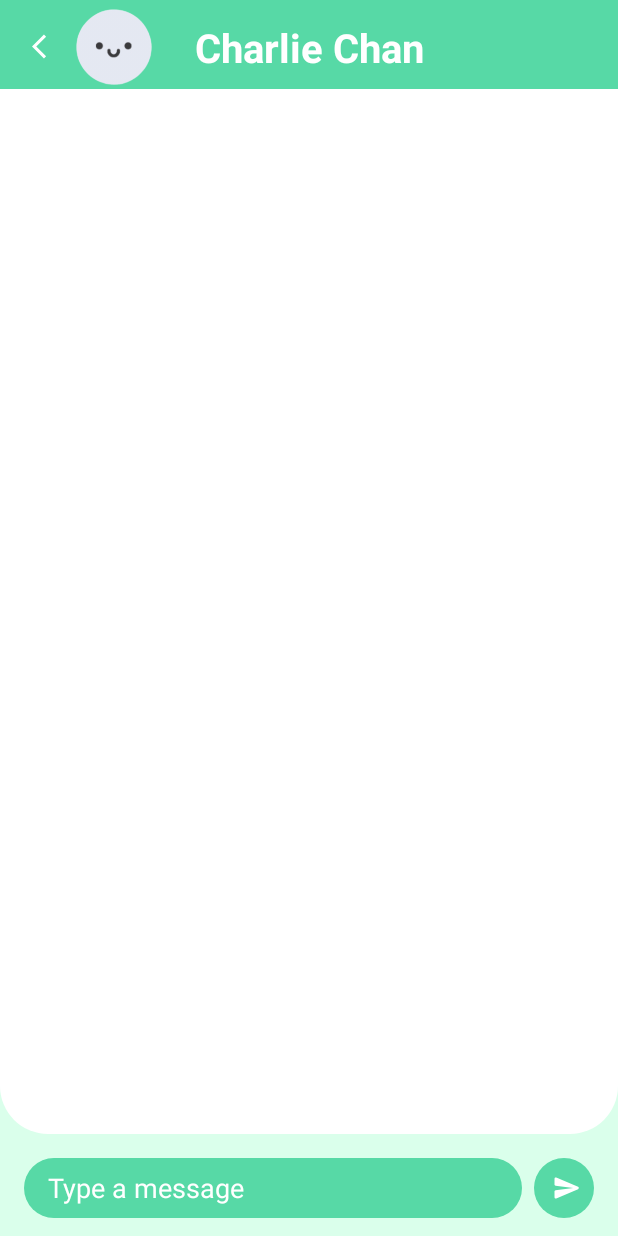
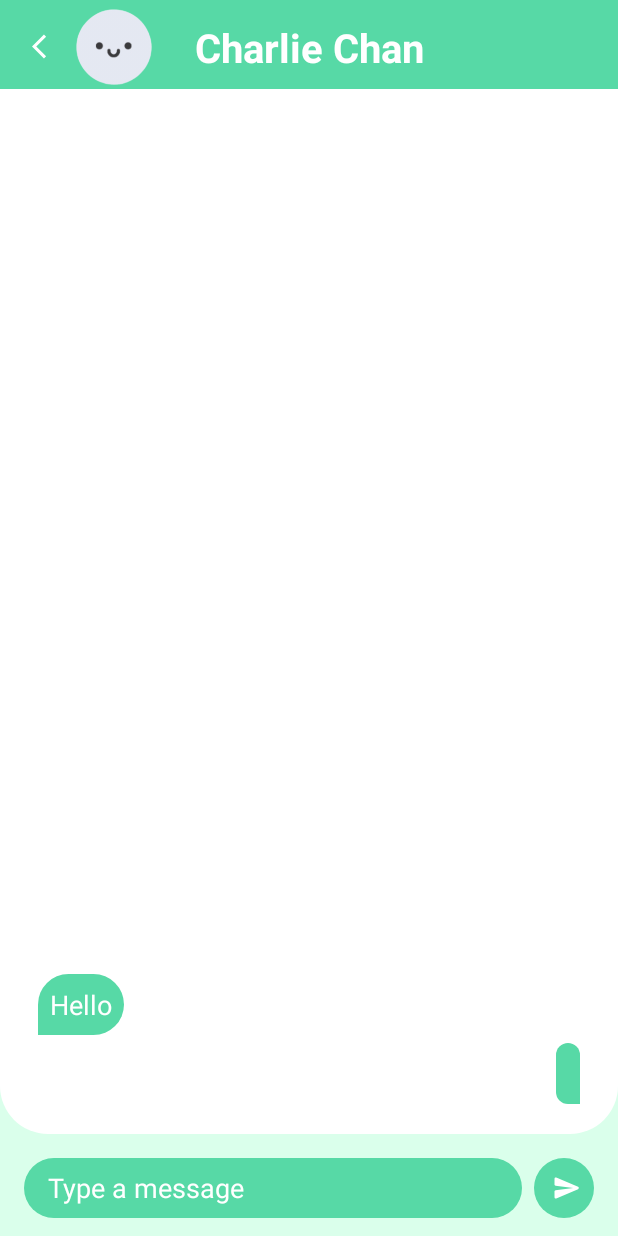
Before and after one commit to timmychan823/comp3330project, an Android app built with Jetpack Compose: the ChatActivity screen opened directly, with no data from a screen before it, after a tap on an icon or button, on a phone screen of 412 x 824 dp. Run offline under Robolectric (Android 15) with nearby library versions, the phone set to English and light mode, and no system bars.

Commit message:
Added sent chatroom

```diff
--- a/app/src/main/java/com/example/ricelegfinder/ChatActivity.kt
+++ b/app/src/main/java/com/example/ricelegfinder/ChatActivity.kt
@@ -6,6 +6,8 @@ import android.os.Bundle
 import android.widget.EditText
 import androidx.activity.ComponentActivity
 import androidx.appcompat.widget.AppCompatImageView
+import androidx.core.content.ContentProviderCompat.requireContext
+import androidx.recyclerview.widget.RecyclerView
 
 class ChatActivity : ComponentActivity() {
 
@@ -17,6 +19,14 @@ class ChatActivity : ComponentActivity() {
         val imageBack: AppCompatImageView = findViewById(R.id.imageBack)
         val inputMessage: EditText = findViewById(R.id.inputMessage)
         val ic_send: AppCompatImageView = findViewById(R.id.sendButton)
+        val recyclerView: RecyclerView = findViewById(R.id.chatRecyclerView)
+
+        val items:ArrayList<Item> = arrayListOf()
+        items.add( Item("Hello","Received"))
+
+        recyclerView.adapter =  MyAdapter(applicationContext,items)
+
+
 
         imageBack.setOnClickListener{
             val intent = Intent(this@ChatActivity, MainActivity::class.java)
@@ -24,7 +34,11 @@ class ChatActivity : ComponentActivity() {
         }
 
         ic_send.setOnClickListener{
+            items.add(Item(inputMessage!!.text.toString(),"Sent"))
+
+            recyclerView.adapter =  MyAdapter(applicationContext,items)
             inputMessage.setText("")
+
         }
 
 
--- /dev/null
+++ b/app/src/main/java/com/example/ricelegfinder/Item.java
@@ -0,0 +1,31 @@
+package com.example.ricelegfinder;
+
+public class Item {
+
+    String message;
+    String type;
+
+    public String getType() {
+        return type;
+    }
+
+    public void setType(String type) {
+        this.type = type;
+    }
+
+
+
+    public Item(String message, String type){
+        this.message=message;
+        this.type = type;
+    }
+
+
+    public String getMessage() {
+        return message;
+    }
+
+    public void setMessage(String message) {
+        this.message = message;
+    }
+}
--- /dev/null
+++ b/app/src/main/java/com/example/ricelegfinder/MyAdapter.java
@@ -0,0 +1,55 @@
+package com.example.ricelegfinder;
+
+
+import android.util.Log;
+import android.content.Context;
+import android.view.LayoutInflater;
+import android.view.View;
+import android.view.ViewGroup;
+
+import java.util.ArrayList;
+import java.util.List;
+
+import androidx.annotation.NonNull;
+import androidx.recyclerview.widget.RecyclerView;
+
+public class MyAdapter extends RecyclerView.Adapter<MyViewHolder> {
+
+
+    Context context;
+    ArrayList<Item> items;
+
+    public MyAdapter(Context context, ArrayList<Item> items) {
+        this.context = context;
+        this.items = items;
+    }
+
+    @NonNull
+    @Override
+    public MyViewHolder onCreateViewHolder(@NonNull  ViewGroup parent, int viewType) {
+        return new MyViewHolder(LayoutInflater.from(context).inflate(R.layout.chat_message_recycler_row,parent,false));
+    }
+
+    @Override
+    public void onBindViewHolder(@NonNull  MyViewHolder holder, int position) {
+
+        if (items.get(position).getType()=="Sent"){
+            holder.leftChatLayout.setVisibility(View.GONE);
+            holder.rightChatLayout.setVisibility(View.VISIBLE);
+            holder.rightMessageView.setText(items.get(position).getMessage());
+
+            Log.d("MyAdapter", "Sent Message");
+
+        }else{
+            holder.rightChatLayout.setVisibility(View.GONE);
+            holder.leftChatLayout.setVisibility(View.VISIBLE);
+            holder.leftMessageView.setText(items.get(position).getMessage());
+        }
+
+    }
+
+    @Override
+    public int getItemCount() {
+        return items.size();
+    }
+}
--- /dev/null
+++ b/app/src/main/java/com/example/ricelegfinder/MyViewHolder.java
@@ -0,0 +1,23 @@
+package com.example.ricelegfinder;
+
+import android.view.View;
+import android.widget.TextView;
+
+import androidx.annotation.NonNull;
+import androidx.constraintlayout.widget.ConstraintLayout;
+import androidx.recyclerview.widget.RecyclerView;
+
+public class MyViewHolder extends RecyclerView.ViewHolder {
+
+
+    TextView leftMessageView,rightMessageView;
+    ConstraintLayout leftChatLayout, rightChatLayout;
+
+    public MyViewHolder(@NonNull View itemView) {
+        super(itemView);
+        leftMessageView = itemView.findViewById(R.id.left_chat_textview);
+        rightMessageView = itemView.findViewById(R.id.right_chat_textview);
+        leftChatLayout = itemView.findViewById(R.id.left_chat_layout);
+        rightChatLayout = itemView.findViewById(R.id.right_chat_layout);
+    }
+}
--- a/app/src/main/res/layout/activity_chat.xml
+++ b/app/src/main/res/layout/activity_chat.xml
@@ -96,18 +96,19 @@
     </View>
 
     <androidx.recyclerview.widget.RecyclerView
-        android:id="@+id/chatRecyclierView"
+        android:id="@+id/chatRecyclerView"
         android:layout_width="match_parent"
         android:layout_height="0dp"
         android:clipToPadding="false"
         android:orientation="vertical"
         android:overScrollMode="never"
         android:padding="20sp"
-        app:stackFromEnd="true"
-        android:visibility="gone"
+        android:visibility="visible"
         app:layoutManager="androidx.recyclerview.widget.LinearLayoutManager"
         app:layout_constraintBottom_toBottomOf="@id/viewBackground"
-        app:layout_constraintTop_toBottomOf="@id/viewSupporter">
+        app:layout_constraintTop_toBottomOf="@id/viewSupporter"
+        app:stackFromEnd="true"
+        tools:visibility="visible">
 
     </androidx.recyclerview.widget.RecyclerView>
 
--- /dev/null
+++ b/app/src/main/res/layout/chat_message_recycler_row.xml
@@ -0,0 +1,69 @@
+<?xml version="1.0" encoding="utf-8"?>
+<androidx.constraintlayout.widget.ConstraintLayout xmlns:android="http://schemas.android.com/apk/res/android"
+    xmlns:app="http://schemas.android.com/apk/res-auto"
+    xmlns:tools="http://schemas.android.com/tools"
+    android:layout_width="match_parent"
+    android:layout_height="wrap_content">
+
+    <androidx.constraintlayout.widget.ConstraintLayout
+        android:layout_width="wrap_content"
+        android:layout_height="wrap_content"
+        android:background="@drawable/background_received_message"
+        android:backgroundTint="#57D9A6"
+        android:padding="8dp"
+        android:layout_marginTop ="5dp"
+        android:layout_marginStart="5dp"
+        app:layout_constraintStart_toStartOf="parent"
+        app:layout_constraintTop_toTopOf="parent"
+        android:id="@+id/left_chat_layout"
+        >
+
+
+        <TextView
+            android:id="@+id/left_chat_textview"
+            android:layout_width="wrap_content"
+            android:layout_height="wrap_content"
+            android:text=""
+            android:textColor="@color/white"
+            android:textSize="18sp"
+            app:layout_constraintStart_toStartOf="parent"
+            app:layout_constraintTop_toTopOf="parent"
+            >
+
+        </TextView>
+
+
+
+    </androidx.constraintlayout.widget.ConstraintLayout>
+
+    <androidx.constraintlayout.widget.ConstraintLayout
+        android:layout_width="wrap_content"
+        android:layout_height="wrap_content"
+        android:background="@drawable/background_sent_message"
+        android:backgroundTint="#57D9A6"
+        android:layout_alignParentEnd="true"
+        android:padding="8dp"
+        android:layout_marginTop ="5dp"
+        android:layout_marginEnd="5dp"
+        app:layout_constraintRight_toRightOf="parent"
+        app:layout_constraintTop_toTopOf="parent"
+        android:id="@+id/right_chat_layout"
+        >
+
+        <TextView
+            android:id="@+id/right_chat_textview"
+            android:layout_width="wrap_content"
+            android:layout_height="wrap_content"
+            android:text=""
+            android:textColor="@color/white"
+            android:textSize="18sp"
+            app:layout_constraintEnd_toEndOf="parent"
+            app:layout_constraintTop_toTopOf="parent"
+            >
+
+        </TextView>
+
+    </androidx.constraintlayout.widget.ConstraintLayout>
+
+
+</androidx.constraintlayout.widget.ConstraintLayout>
--- a/app/src/main/res/layout/item_container_received_message.xml
+++ /dev/null
@@ -1,28 +0,0 @@
-<?xml version="1.0" encoding="utf-8"?>
-<androidx.constraintlayout.widget.ConstraintLayout xmlns:android="http://schemas.android.com/apk/res/android"
-    android:layout_width="match_parent"
-    android:layout_height="wrap_content"
-    xmlns:app="http://schemas.android.com/apk/res-auto"
-    android:layout_marginTop="8sp"
-    android:padding="4sp">
-
-
-
-    <TextView
-        android:id="@+id/textMessage"
-        android:layout_width="0dp"
-        android:layout_height="wrap_content"
-        android:background="@drawable/background_received_message"
-        android:paddingStart="12sp"
-        android:paddingTop="8sp"
-        android:paddingEnd="12sp"
-        android:paddingBottom="8sp"
-        app:layout_constraintWidth_max="wrap"
-        android:textColor="@color/white"
-        app:layout_constraintStart_toStartOf="parent"
-        app:layout_constraintTop_toTopOf="parent"
-        app:layout_constraintWidth_percent="0.8">
-
-    </TextView>
-
-</androidx.constraintlayout.widget.ConstraintLayout>
--- a/app/src/main/res/layout/item_container_sent_message.xml
+++ /dev/null
@@ -1,28 +0,0 @@
-<?xml version="1.0" encoding="utf-8"?>
-<androidx.constraintlayout.widget.ConstraintLayout xmlns:android="http://schemas.android.com/apk/res/android"
-    android:layout_width="match_parent"
-    android:layout_height="wrap_content"
-    android:layout_marginTop="8sp"
-    xmlns:app="http://schemas.android.com/apk/res-auto"
-    android:padding="4sp">
-
-    <TextView
-        android:id="@+id/textMessage"
-        android:layout_width="0dp"
-        android:layout_height="wrap_content"
-        android:background="@drawable/background_sent_message"
-        android:paddingStart="12sp"
-        android:paddingTop="8sp"
-        android:paddingEnd="12sp"
-        android:paddingBottom="8sp"
-        app:layout_constraintWidth_max="wrap"
-        android:textColor="@color/white"
-        app:layout_constraintEnd_toEndOf="parent"
-        app:layout_constraintTop_toTopOf="parent"
-        app:layout_constraintWidth_percent="0.8">
-
-    </TextView>
-
-
-
-</androidx.constraintlayout.widget.ConstraintLayout>
```
